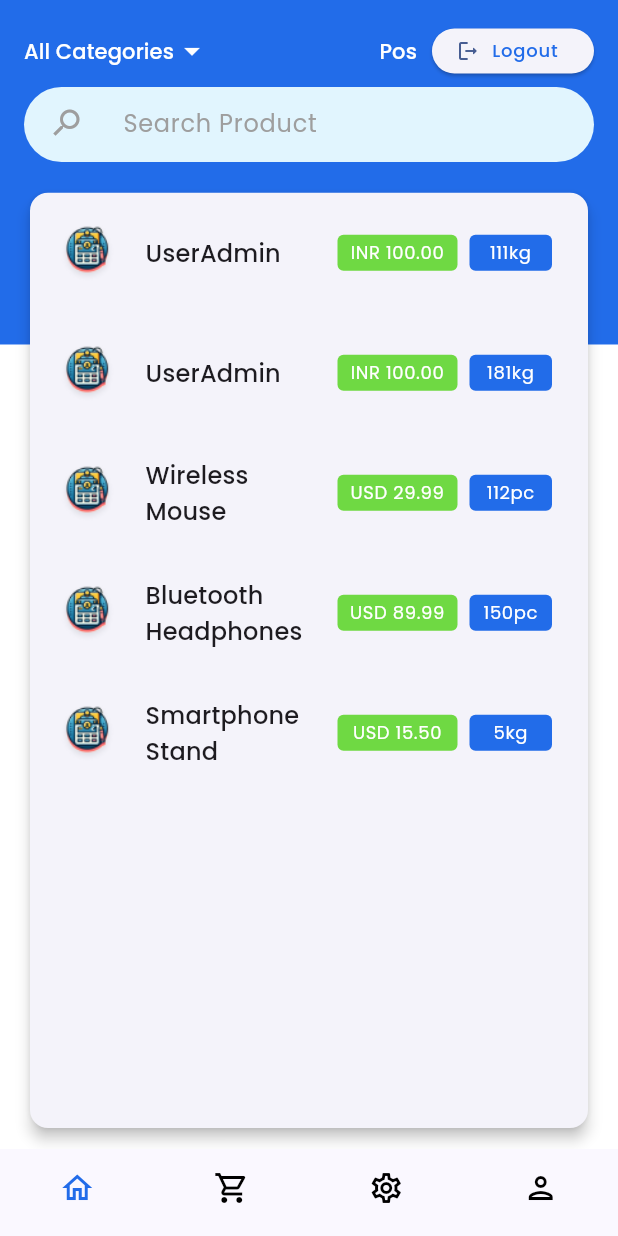
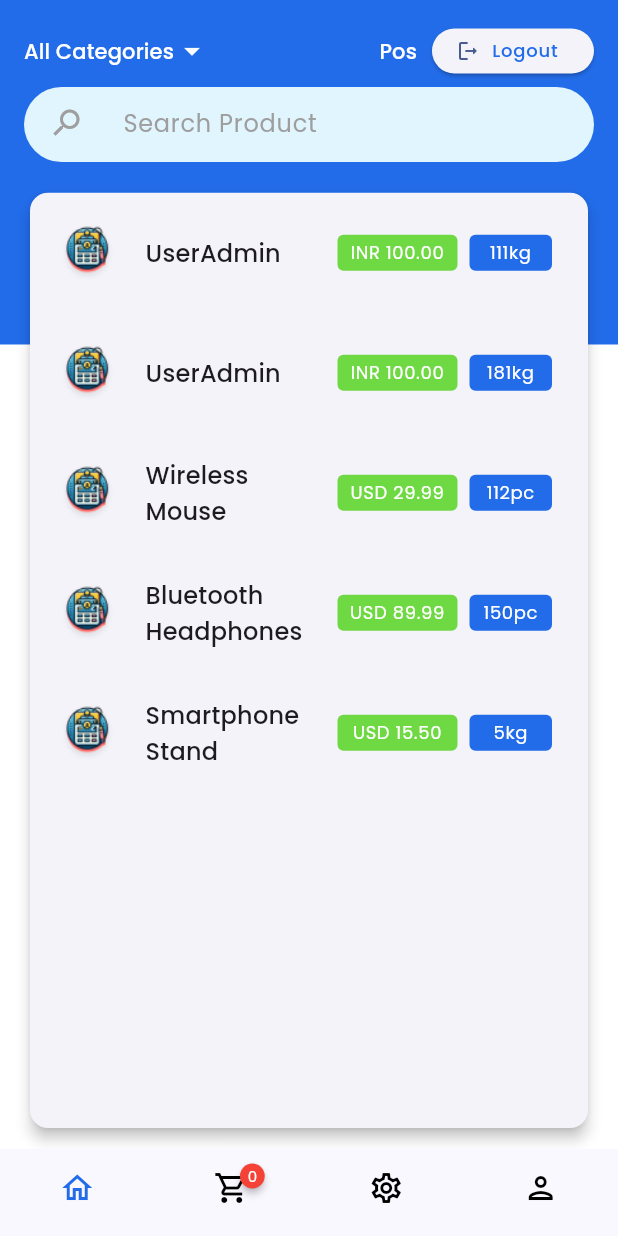
Before and after one commit to sabi000/nikkle_demo, a Flutter app: the HomePage screen opened by its route, on a phone screen of 412 x 824 dp. Run offline on Flutter 3.47's test engine with Material 3 defaults, Android fonts, the phone set to English and light mode, and no system bars; drawn by our look-alikes of badges; our stand-ins replace google_fonts.

Commit message:
add badge feature for cart

```diff
--- /dev/null
+++ b/lib/models/cart_item.dart
@@ -0,0 +1,19 @@
+class CartItem {
+  final String image;
+  final String name;
+  final String currency;
+  final double price;
+  final int selectedqty;
+  CartItem({
+    required this.image,
+    required this.name,
+    required this.currency,
+    required this.price,
+    required this.selectedqty,
+  });
+
+  @override
+  String toString() {
+    return 'CartItem(image: $image, name: $name, currency: $currency, price: $price, selectedqty: $selectedqty)';
+  }
+}
--- a/lib/pages/home.dart
+++ b/lib/pages/home.dart
@@ -1,6 +1,8 @@
 import 'package:flutter/material.dart';
+import 'package:nikkle/models/cart_item.dart';
 import 'package:nikkle/models/products.dart';
 import 'package:nikkle/utils/colors.dart';
+import 'package:badges/badges.dart' as badges;
 
 class HomePage extends StatefulWidget {
   const HomePage({super.key});
@@ -12,6 +14,9 @@ class HomePage extends StatefulWidget {
 class _HomePageState extends State<HomePage> {
   final TextEditingController searchController = TextEditingController();
   String searchQuery = '';
+
+  final List<CartItem> cartItem = [];
+  final ValueNotifier<int> cartItemCount = ValueNotifier<int>(0);
 
   int _selectedIndex = 0;
   String selectedCategory = 'All Categories';
@@ -117,20 +122,31 @@ class _HomePageState extends State<HomePage> {
           unselectedItemColor: Colors.black,
           showSelectedLabels: false,
           showUnselectedLabels: false,
-          items: const [
-            BottomNavigationBarItem(
+          items: [
+            const BottomNavigationBarItem(
               icon: Icon(Icons.home_outlined),
               label: 'Dashboard',
             ),
             BottomNavigationBarItem(
-              icon: Icon(Icons.shopping_cart_outlined),
+              icon: ValueListenableBuilder<int>(
+                valueListenable: cartItemCount,
+                builder: (context, count, _) {
+                  return badges.Badge(
+                    badgeContent: Text(
+                      '$count',
+                      style: const TextStyle(color: Colors.white, fontSize: 10),
+                    ),
+                    child: const Icon(Icons.shopping_cart_outlined),
+                  );
+                },
+              ),
               label: 'Cart',
             ),
-            BottomNavigationBarItem(
+            const BottomNavigationBarItem(
               icon: Icon(Icons.settings_outlined),
               label: 'Settings',
             ),
-            BottomNavigationBarItem(
+            const BottomNavigationBarItem(
               icon: Icon(Icons.person_outlined),
               label: 'Profile',
             ),
@@ -379,6 +395,14 @@ class _HomePageState extends State<HomePage> {
                 ),
                 ElevatedButton(
                   onPressed: () {
+                    cartItem.add(CartItem(
+                        image: product.image,
+                        name: product.name,
+                        currency: product.currency,
+                        price: product.price,
+                        selectedqty: qty));
+
+                    cartItemCount.value = cartItemCount.value + qty;
                     Navigator.of(context).pop();
                   },
                   child: const Text('OK'),
--- a/pubspec.yaml
+++ b/pubspec.yaml
@@ -28,6 +28,7 @@ environment:
 # the latest version available on pub.dev. To see which dependencies have newer
 # versions available, run `flutter pub outdated`.
 dependencies:
+  badges: ^3.1.2
   cupertino_icons: ^1.0.8
   flutter:
     sdk: flutter
@@ -57,7 +58,6 @@ flutter:
     - assets/images/logo.png
     - assets/images/logo.svg
     - assets/images/image.png
-
   # An image asset can refer to one or more resolution-specific "variants", see
   # https://flutter.dev/to/resolution-aware-images
   # For details regarding adding assets from package dependencies, see
```
Also changed, not shown: pubspec.lock.
